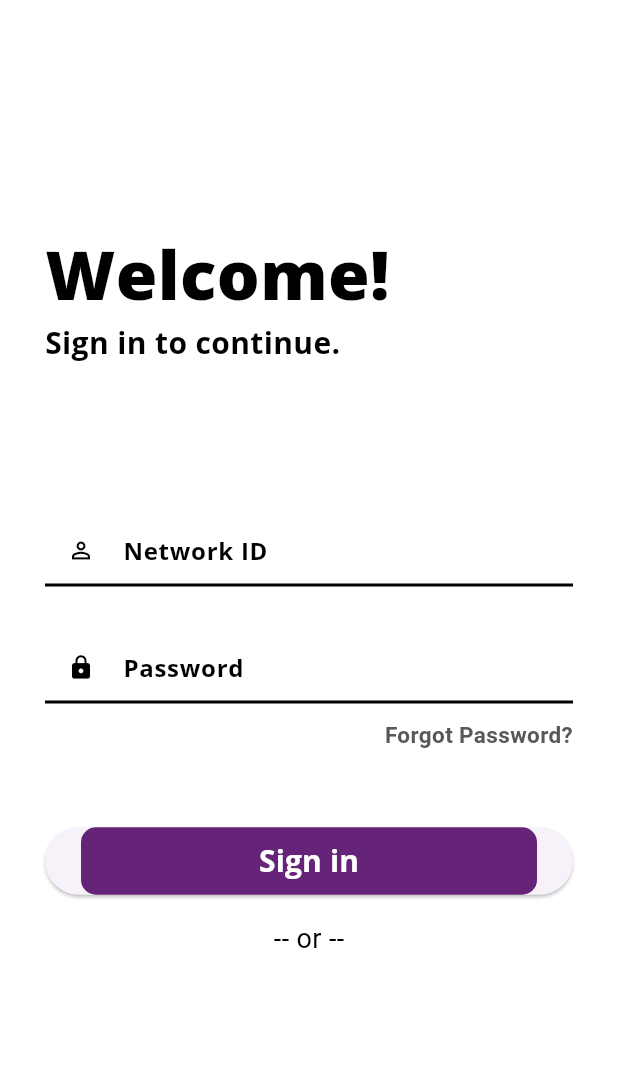
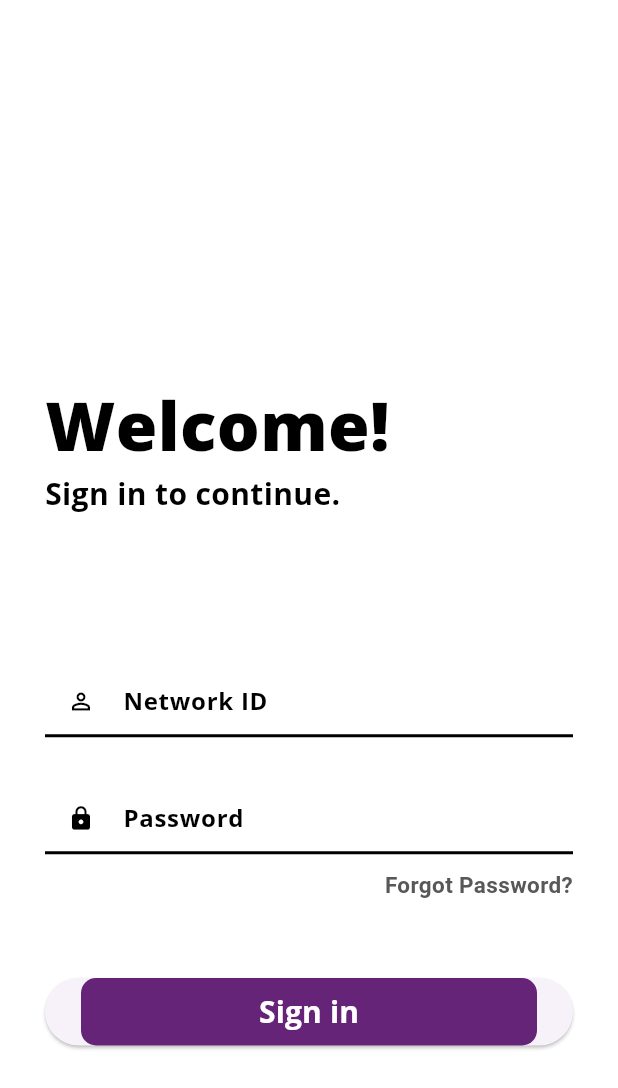
Before and after one commit to AlthafNazeel/R.A.V.E.N, a Flutter app: the screen it shows after launch, after a tap on "Continue", on a phone screen of 412 x 824 dp. Shown: the top 1088 px of the screen. Run offline on Flutter 3.47's test engine with Material 3 defaults, Android fonts, the light colour scheme and no system bars; our stand-ins replace cloud_firestore, firebase_core, firebase_messaging, firebase_storage, get, pie_chart and 1 more; accounts and stored records are empty.

Commit message:
sign in page final

```diff
--- a/raven_frontend/lib/Pages/signInPage.dart
+++ b/raven_frontend/lib/Pages/signInPage.dart
@@ -143,23 +143,6 @@ class SignIn extends StatelessWidget {
                   ),
                 ),
                 const SizedBox(height: 15),
-
-                // OR separator
-                const Text(
-                  '-- or --',
-                  style: TextStyle(
-                    color: Color.fromARGB(255, 0, 0, 0),
-                    fontSize: 18,
-                  ),
-                ),
-                const SizedBox(height: 15),
-                // Add local device message
-
-                const Expanded(
-                  child: SizedBox(), // Takes up remaining space
-                ),
-
-                // Register link
               ],
             ),
           ),
```
